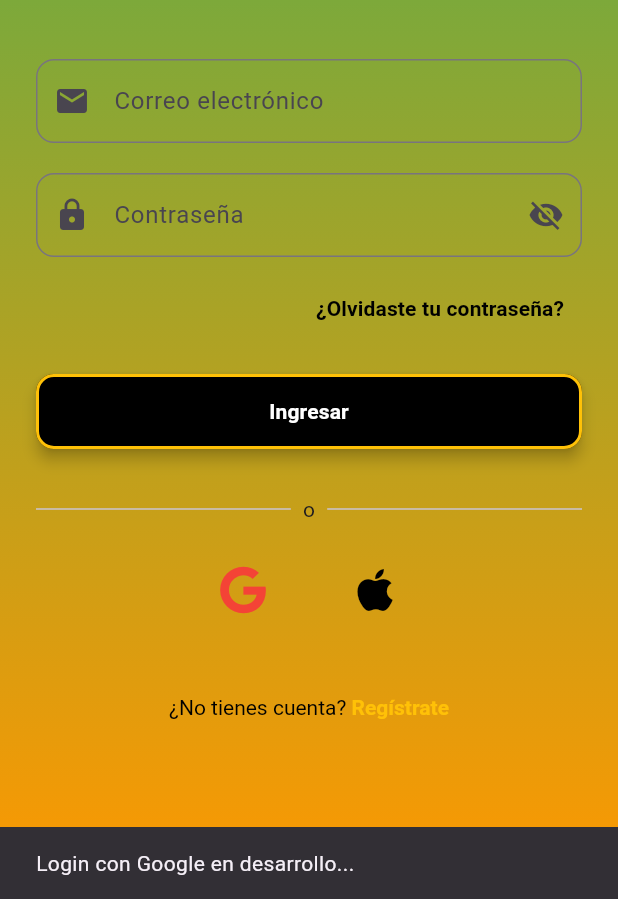
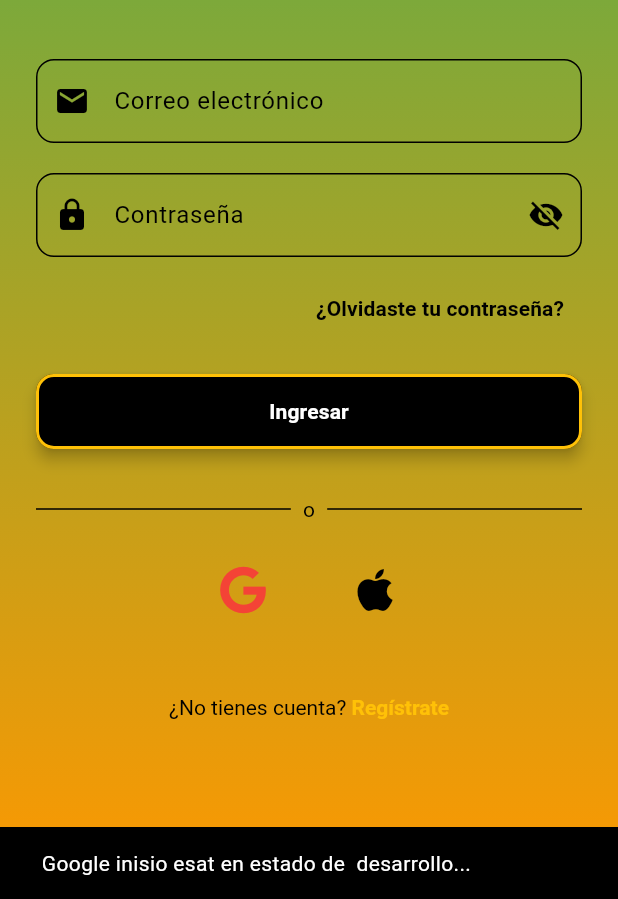
Before and after one commit to ever360/Kapital_App, a Flutter app: the screen it shows after launch, after a tap on an icon or button, on a phone screen of 412 x 824 dp, the part 337-1236 px from its top. Run offline on Flutter 3.47's test engine with Material 3 defaults, Android fonts, the light colour scheme and no system bars; our stand-ins replace font_awesome_flutter, supabase_flutter; accounts and stored records are empty.

Commit message:
puerba todo

```diff
--- a/lib/main.dart
+++ b/lib/main.dart
@@ -9,13 +9,16 @@ import 'pages/home_page.dart';
 void main() async {
   WidgetsFlutterBinding.ensureInitialized();
 
-  // Solo aplicar SystemChrome si NO es Web
   if (!kIsWeb) {
-    SystemChrome.setEnabledSystemUIMode(SystemUiMode.immersiveSticky);
+    SystemChrome.setEnabledSystemUIMode(SystemUiMode.edgeToEdge);
+
     SystemChrome.setSystemUIOverlayStyle(
       const SystemUiOverlayStyle(
-        statusBarColor: Colors.blueAccent,
+        statusBarColor: Colors.transparent,
         statusBarIconBrightness: Brightness.light,
+        statusBarBrightness: Brightness.dark,
+        systemNavigationBarColor: Colors.transparent,
+        systemNavigationBarIconBrightness: Brightness.light,
       ),
     );
   }
@@ -34,8 +37,57 @@ class KapitalApp extends StatelessWidget {
   @override
   Widget build(BuildContext context) {
     return MaterialApp(
-      title: 'Kapital',
-      theme: ThemeData(primarySwatch: Colors.blue),
+      debugShowCheckedModeBanner: false,
+      title: 'Kapital Préstamos',
+
+      // 🌞 MODO CLARO
+      theme: ThemeData(
+        useMaterial3: true,
+        brightness: Brightness.light,
+        scaffoldBackgroundColor: const Color(0xFFF5F5F5),
+        colorScheme: const ColorScheme(
+          brightness: Brightness.light,
+          primary: Color(0xFF1B5E20), // Verde financiero
+          onPrimary: Colors.white,
+          secondary: Color(0xFFD4AF37), // Dorado Kapital
+          onSecondary: Colors.black,
+          error: Colors.red,
+          onError: Colors.white,
+          surface: Colors.white,
+          onSurface: Colors.black,
+        ),
+        appBarTheme: const AppBarTheme(
+          backgroundColor: Color(0xFF1B5E20),
+          foregroundColor: Colors.white,
+          elevation: 0,
+        ),
+      ),
+
+      // 🌙 MODO OSCURO
+      darkTheme: ThemeData(
+        useMaterial3: true,
+        brightness: Brightness.dark,
+        scaffoldBackgroundColor: const Color(0xFF121212),
+        colorScheme: const ColorScheme(
+          brightness: Brightness.dark,
+          primary: Color(0xFF2E7D32), // Verde adaptado dark
+          onPrimary: Colors.white,
+          secondary: Color(0xFFD4AF37), // Dorado mantiene identidad
+          onSecondary: Colors.black,
+          error: Colors.red,
+          onError: Colors.white,
+          surface: Color(0xFF1E1E1E),
+          onSurface: Colors.white,
+        ),
+        appBarTheme: const AppBarTheme(
+          backgroundColor: Color(0xFF121212),
+          foregroundColor: Colors.white,
+          elevation: 0,
+        ),
+      ),
+
+      themeMode: ThemeMode.system,
+
       initialRoute: '/login',
       routes: {
         '/login': (context) => const LoginPage(),
--- a/lib/pages/login_page.dart
+++ b/lib/pages/login_page.dart
@@ -26,7 +26,9 @@ class _LoginPageState extends State<LoginPage> {
 
   void _signInWithGoogle(BuildContext context) {
     ScaffoldMessenger.of(context).showSnackBar(
-      const SnackBar(content: Text("Login con Google en desarrollo...")),
+      const SnackBar(
+        content: Text(" Google inisio esat en estado de  desarrollo..."),
+      ),
     );
   }
 
```
Also changed, not shown: 1 other file.
